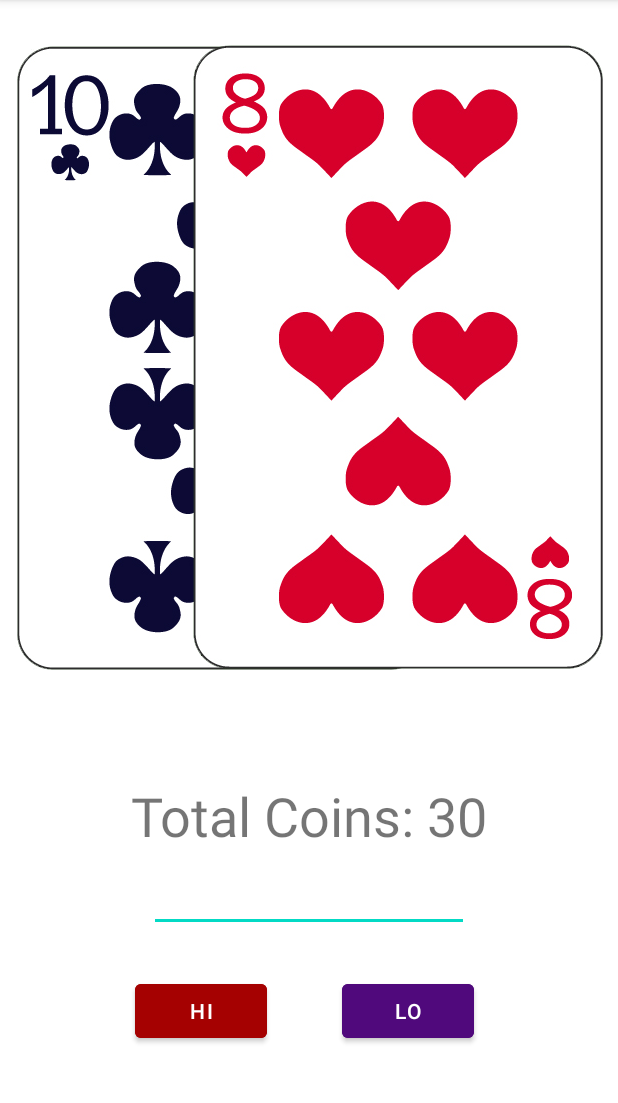
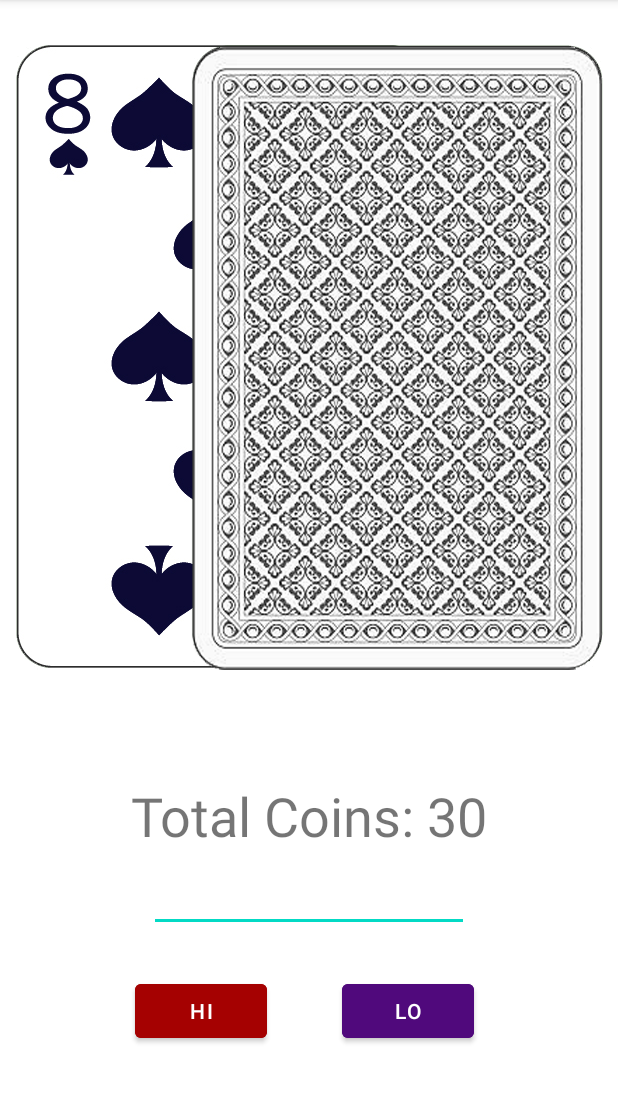
Before and after one commit to Viktorjb/AndroidCardGame, an Android app: the SecondActivity screen opened directly, with no data from a screen before it, after a tap on "LO", on a phone screen of 412 x 824 dp, the part 84-1187 px from its top. Run offline under Robolectric (Android 15) with nearby library versions, the phone set to English and light mode, and no system bars; 1 other tap on this screen came first.

Commit message:
game functionality start

```diff
--- a/app/src/main/java/com/example/androidcardgame/SecondActivity.kt
+++ b/app/src/main/java/com/example/androidcardgame/SecondActivity.kt
@@ -2,10 +2,7 @@ package com.example.androidcardgame
 
 import androidx.appcompat.app.AppCompatActivity
 import android.os.Bundle
-import android.widget.Button
-import android.widget.EditText
-import android.widget.ImageView
-import android.widget.TextView
+import android.widget.*
 
 class SecondActivity : AppCompatActivity() {
 
@@ -40,14 +37,17 @@ class SecondActivity : AppCompatActivity() {
         var hibutton = findViewById<Button>(R.id.hiButton)
         var lobutton = findViewById<Button>(R.id.loButton)
 
+        randomiseCard(1)
+        randomiseCard(2)
+        showCardFront(1)
+        showCardBack(2)
+
         hibutton.setOnClickListener{
-            randomiseCard(1)
-            showCardFront(1)
+            runBet("hi")
         }
 
         lobutton.setOnClickListener{
-            randomiseCard(2)
-            showCardFront(2)
+            runBet("lo")
         }
 
         // To here
@@ -55,6 +55,14 @@ class SecondActivity : AppCompatActivity() {
 
 
     }
+
+    fun runBet(guess : String){
+        if (enterCoins.text.toString().toIntOrNull() == null){
+            Toast.makeText(applicationContext, "Please enter coins", Toast.LENGTH_SHORT).show()
+            return
+        }
+    }
+
 
     fun updateCoins(i : Int){
         coinText.text = "Total Coins: " + i
```
